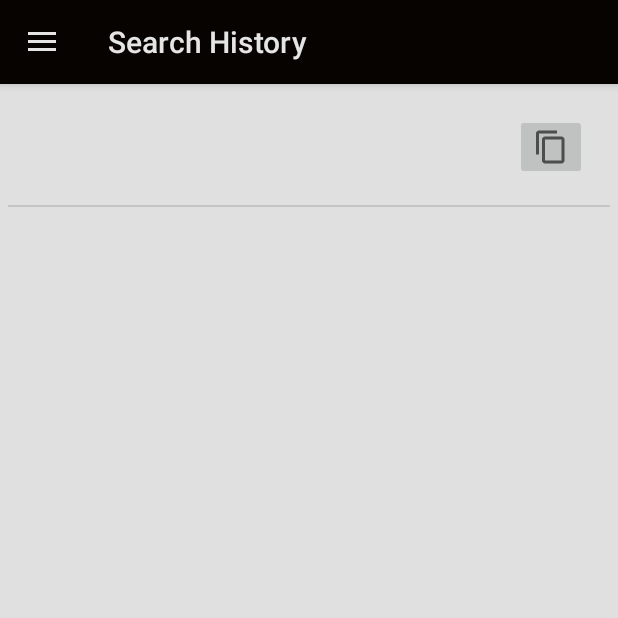
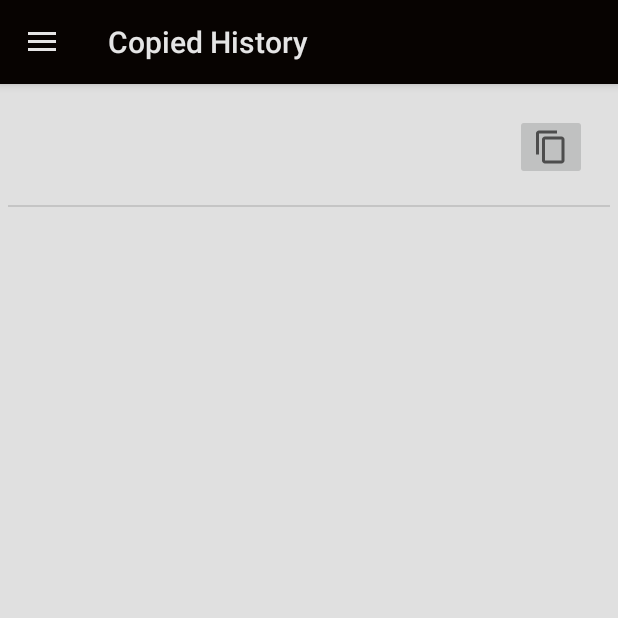
Before and after one commit to shady48765/TransliterationMiniProject, an Android app: the screen it shows after launch (MainActivity2), in the side drawer, after a tap on "Copied History", on a phone screen of 412 x 824 dp, the top half of it. Run offline under Robolectric (Android 15) with nearby library versions, the phone set to English and light mode, and no system bars; our stand-ins replace navigation-ui.

Commit message:
MiniProject Initital commit

```diff
--- a/app/src/main/res/navigation/mobile_navigation.xml
+++ b/app/src/main/res/navigation/mobile_navigation.xml
@@ -20,6 +20,6 @@
     <fragment
         android:id="@+id/nav_slideshow"
         android:name="com.amankumar.transliterator.ui.slideshow.SlideshowFragment"
-        android:label="Search History"
+        android:label="Copied History"
         tools:layout="@layout/fragment_slideshow" />
 </navigation>
```
